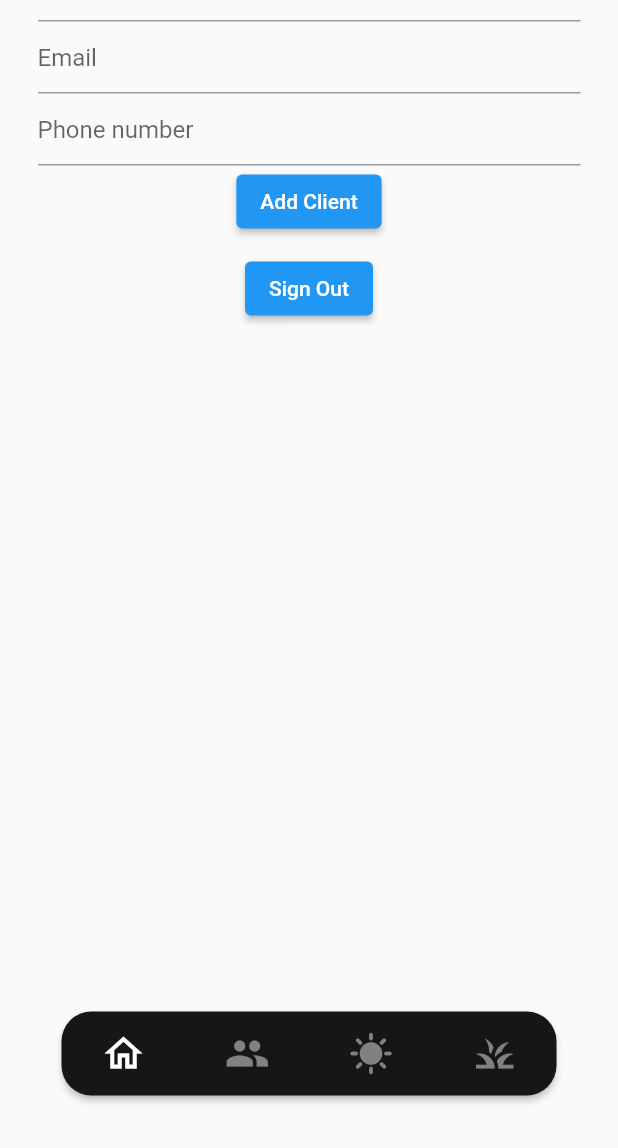
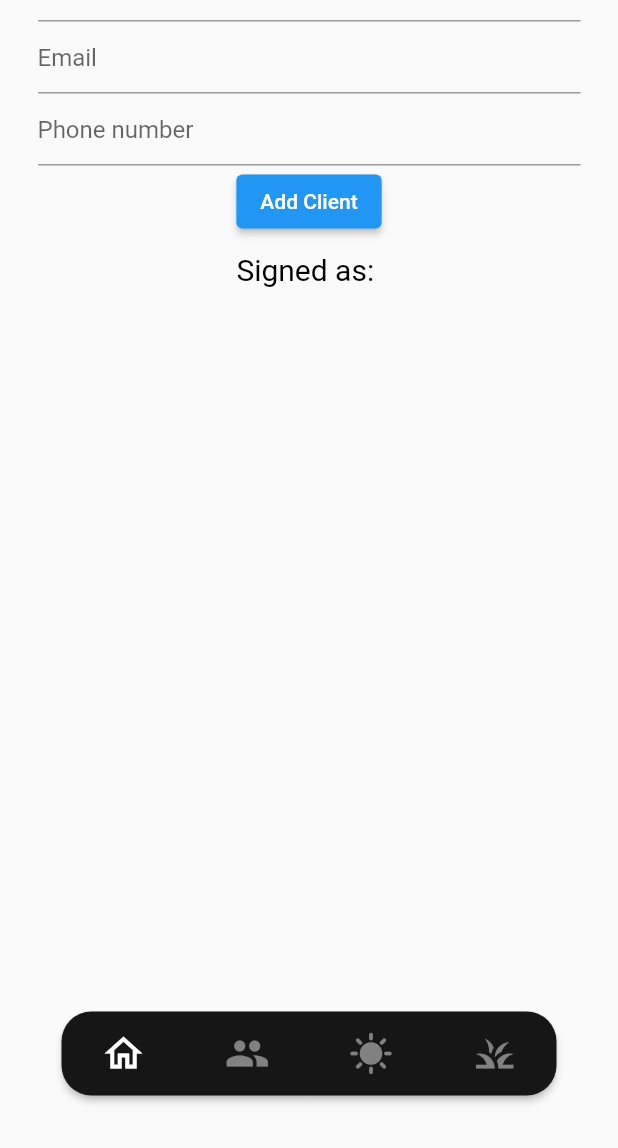
Before and after one commit to KozlovITech/firebase_TaskJot, a Flutter app: the screen it shows once a user with an empty profile is signed in, on a phone screen of 412 x 824 dp, the part 88-1236 px from its top. Run offline on Flutter 3.47's test engine with Material 2 defaults, Android fonts, the phone set to English and light mode, and no system bars; drawn by our look-alikes of custom_navigation_bar; our stand-ins replace cloud_firestore, firebase_auth, firebase_core; accounts and stored records are empty.

Commit message:
Ver 3.4.1
Add a login email view

```diff
--- a/lib/screens/hello_screen.dart
+++ b/lib/screens/hello_screen.dart
@@ -18,6 +18,8 @@ class _HelloScreenState extends State<HelloScreen> {
       _index++;
     });
   }
+
+  final user = FirebaseAuth.instance.currentUser!;
 
   @override
   Widget build(BuildContext context) {
@@ -64,13 +66,11 @@ class _HelloScreenState extends State<HelloScreen> {
           const SizedBox(height: 10),
 
 
-          ElevatedButton(
-            onPressed: () {
-              FirebaseAuth.instance.signOut();
-            },
-            child: const Text("Sign Out"),
-          ),
-
+          Text("Signed as: ${user.email!}",
+            style: const TextStyle(
+              fontSize: 20,
+              color: Colors.black,
+            ),),
         ],
       ),
     );
```
Also changed, not shown: lib/screens/add_note_screen.dart (+6 -4 lines).
